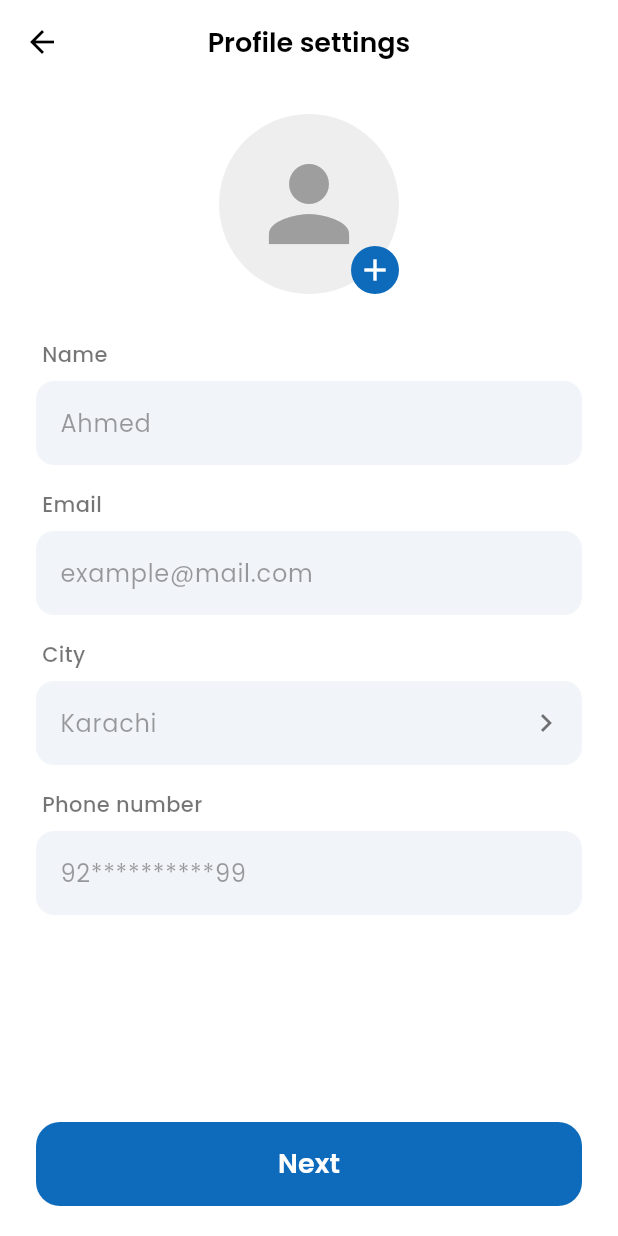
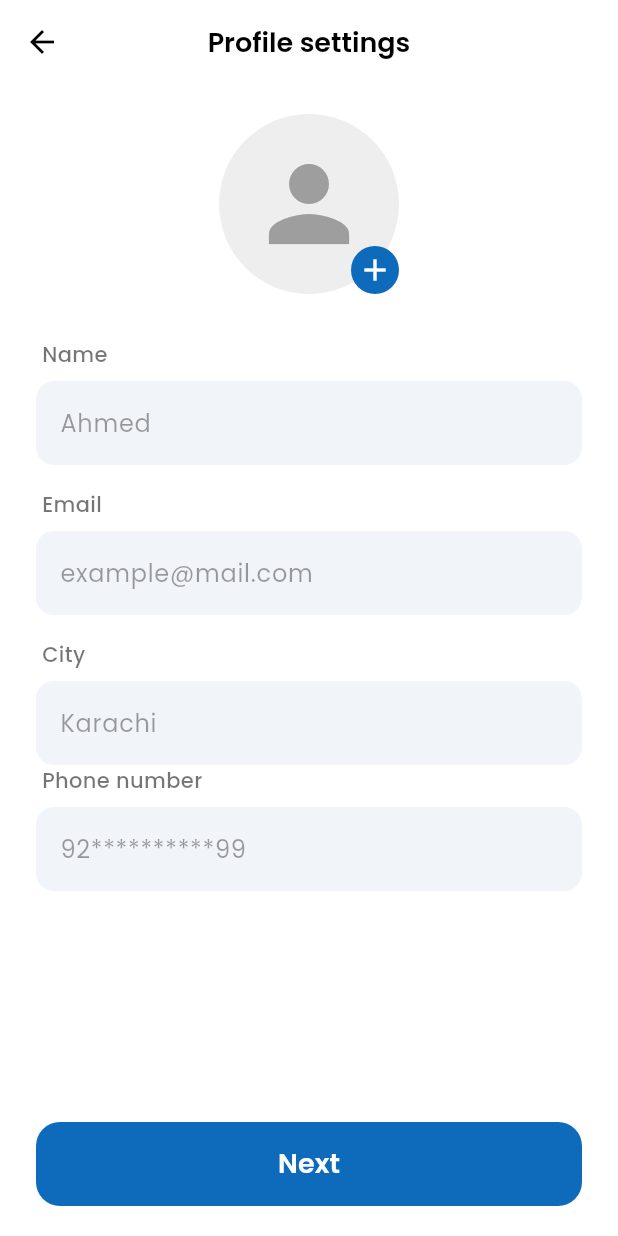
Before and after one commit to muhammadpatni/local_service, a Flutter app: the UserProfileSettingsScreen screen opened directly with empty values, on a phone screen of 412 x 824 dp. Run offline on Flutter 3.47's test engine with Material 3 defaults, Android fonts, the phone set to English and light mode, and no system bars; our stand-ins replace firebase_auth, firebase_core, google_fonts, google_sign_in, pinput; accounts and stored records are empty.

Commit message:
refactor: Pass user email to UserProfileSettingsScreen and update input field properties

```diff
--- a/lib/user_profile_setting_screen.dart
+++ b/lib/user_profile_setting_screen.dart
@@ -125,12 +125,13 @@ class _UserProfileSettingsScreenState extends State<UserProfileSettingsScreen> {
                         _buildInputField(
                           label: "City",
                           hint: "Karachi",
-                          isDropdown: true,
+                          readOnly: false,
                         ),
-                        const SizedBox(height: 16),
                         _buildInputField(
                           label: "Phone number",
                           hint: "92**********99",
+                          controller: phoneController,
+                          readOnly: isPhoneReadOnly,
                         ),
 
                         // Spacer content ko phailata hai takay button niche jaye
```
Also changed, not shown: lib/login_screen.dart (+13 -11 lines).
